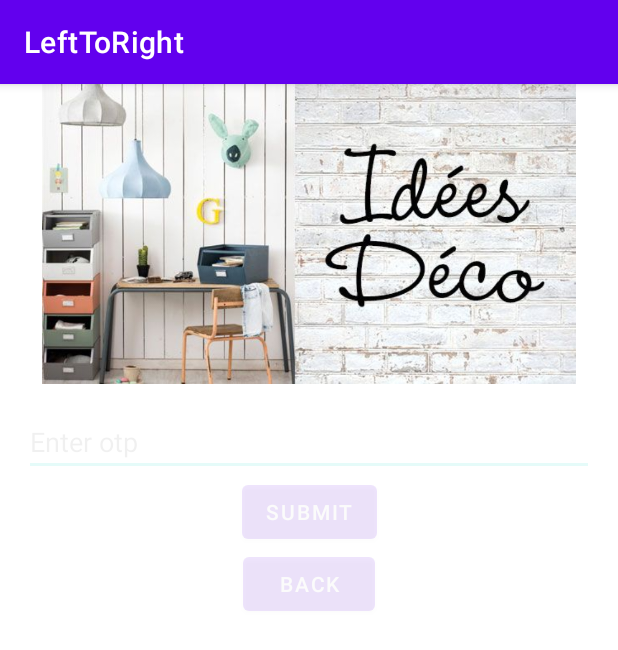
After one commit to Abhishekvlog/LeftToRight, an Android app: the MainActivity4 screen opened directly, with no data from a screen before it, on a phone screen of 412 x 824 dp. The commit adds this screen. Shown: the top 650 px of the screen. Run offline under Robolectric (Android 15) with nearby library versions, the phone set to English and light mode, and no system bars.

Commit message:
new activity add commit with anomation

```diff
--- /dev/null
+++ b/app/src/main/java/com/dexter/lefttoright/MainActivity4.kt
@@ -0,0 +1,67 @@
+package com.dexter.lefttoright
+
+import android.animation.Animator
+import android.animation.AnimatorListenerAdapter
+import android.content.Intent
+import androidx.appcompat.app.AppCompatActivity
+import android.os.Bundle
+import android.view.View
+import android.view.animation.AnimationUtils
+import kotlinx.android.synthetic.main.activity_main4.*
+
+class MainActivity4 : AppCompatActivity() {
+    override fun onCreate(savedInstanceState: Bundle?) {
+        super.onCreate(savedInstanceState)
+        setContentView(R.layout.activity_main4)
+        val top_animation = AnimationUtils.loadAnimation(this,R.anim.top)
+        img_1.animate()
+            .translationX(img_1.height.toFloat())
+            .alpha(1.0f)
+            .setDuration(600)
+            .setListener(object : AnimatorListenerAdapter() {
+                override fun onAnimationEnd(animation: Animator) {
+                    super.onAnimationEnd(animation)
+                    img_1.setVisibility(View.GONE)
+                }
+            })
+        this.btn_continue_1.visibility = View.GONE
+        this.ed_11.visibility = View.GONE
+        this.ed_2.visibility = View.VISIBLE
+        this.btn_back.visibility = View.VISIBLE
+
+        this.btn_submit.visibility = View.VISIBLE
+        ed_2.startAnimation(top_animation)
+        btn_submit.startAnimation(top_animation)
+        btn_back.startAnimation(top_animation)
+
+        btn_back.setOnClickListener {
+            this.apply {
+                img_1.animate()
+                    .translationXBy(-img_1.height.toFloat())
+                    .alpha(1.0f)
+                    .setDuration(600)
+                    .setListener(object : AnimatorListenerAdapter() {
+                        override fun onAnimationEnd(animation: Animator?) {
+                            super.onAnimationStart(animation)
+                        }
+                    })
+                img_1.visibility = View.VISIBLE
+                ed_2.visibility = View.GONE
+                btn_back.visibility = View.GONE
+                btn_continue_1.visibility = View.VISIBLE
+                ed_11.visibility = View.VISIBLE
+
+                btn_submit.visibility = View.GONE
+                ed_11.startAnimation(top_animation)
+                btn_continue_1.startAnimation(top_animation)
+
+                btn_back.setOnClickListener {
+                    startActivity(Intent(this,MainActivity3::class.java))
+                    overridePendingTransition(R.anim.exit_1,R.anim.enter_1)
+                }
+            }
+        }
+
+    }
+
+}
--- /dev/null
+++ b/app/src/main/res/anim/enter_1.xml
@@ -0,0 +1,10 @@
+<?xml version="1.0" encoding="utf-8"?>
+<set xmlns:android="http://schemas.android.com/apk/res/android"
+    android:shareInterpolator="false">
+    <translate
+        android:duration="1"
+        android:fromXDelta="100%"
+        android:fromYDelta="0%"
+        android:toXDelta="0%"
+        android:toYDelta="0%" />
+</set>
--- /dev/null
+++ b/app/src/main/res/anim/exit_1.xml
@@ -0,0 +1,10 @@
+<?xml version="1.0" encoding="utf-8"?>
+<set xmlns:android="http://schemas.android.com/apk/res/android"
+    android:shareInterpolator="false">
+    <translate
+        android:duration="1"
+        android:fromXDelta="0%"
+        android:fromYDelta="0%"
+        android:toXDelta="-100%"
+        android:toYDelta="0%" />
+</set>
--- /dev/null
+++ b/app/src/main/res/layout/activity_main4.xml
@@ -0,0 +1,76 @@
+<?xml version="1.0" encoding="utf-8"?>
+<androidx.constraintlayout.widget.ConstraintLayout xmlns:android="http://schemas.android.com/apk/res/android"
+    xmlns:app="http://schemas.android.com/apk/res-auto"
+    xmlns:tools="http://schemas.android.com/tools"
+    android:layout_width="match_parent"
+    android:layout_height="match_parent"
+    tools:context=".MainActivity4">
+    <ImageView
+        android:layout_width="match_parent"
+        android:layout_height="100dp"
+        android:src="@drawable/shapeofyou"
+        android:visibility="visible"
+        android:id="@+id/img_1"
+        app:layout_constraintTop_toTopOf="parent"/>
+
+    <ImageView
+        android:layout_width="match_parent"
+        android:layout_height="200dp"
+        android:src="@drawable/bac1"
+        android:visibility="visible"
+        app:layout_constraintTop_toBottomOf="@id/img_1"
+        android:id="@+id/img_2"/>
+
+    <EditText
+        android:id="@+id/ed_11"
+        android:layout_width="match_parent"
+        android:layout_height="wrap_content"
+        android:layout_margin="16dp"
+        android:layout_marginTop="88dp"
+        android:hint="Enter name"
+        android:visibility="visible"
+        app:layout_constraintTop_toBottomOf="@id/img_2"
+        tools:layout_editor_absoluteX="-40dp" />
+
+    <Button
+        android:id="@+id/btn_continue_1"
+        android:layout_width="wrap_content"
+        android:layout_height="wrap_content"
+        android:text="continue"
+        android:visibility="visible"
+        app:layout_constraintTop_toBottomOf="@id/ed_11"
+        app:layout_constraintStart_toStartOf="parent"
+        app:layout_constraintEnd_toEndOf="parent"/>
+
+
+    <EditText
+        android:id="@+id/ed_2"
+        android:layout_width="match_parent"
+        android:layout_height="wrap_content"
+        android:hint="Enter otp"
+        android:visibility="gone"
+        android:layout_margin="16dp"
+        app:layout_constraintTop_toBottomOf="@id/img_2" />
+
+    <Button
+        android:id="@+id/btn_submit"
+        android:layout_width="wrap_content"
+        android:layout_height="wrap_content"
+        android:text="submit"
+        android:visibility="gone"
+        app:layout_constraintTop_toBottomOf="@id/ed_2"
+        app:layout_constraintStart_toStartOf="parent"
+        app:layout_constraintEnd_toEndOf="parent"/>
+    <Button
+        android:layout_width="wrap_content"
+        android:layout_height="wrap_content"
+        android:text="back"
+        android:id="@+id/btn_back"
+        app:layout_constraintStart_toStartOf="parent"
+        app:layout_constraintEnd_toEndOf="parent"
+        android:visibility="gone"
+        app:layout_constraintTop_toBottomOf="@id/btn_submit"/>
+
+
+
+</androidx.constraintlayout.widget.ConstraintLayout>
```
Also changed, not shown: app/src/main/AndroidManifest.xml (+13 -6 lines), app/src/main/java/com/dexter/lefttoright/MainActivity3.kt (+11 -49 lines), app/src/main/res/anim/top_image.xml (added, +13 -0 lines), app/src/main/res/layout/activity_main3.xml (+8 -37 lines).
